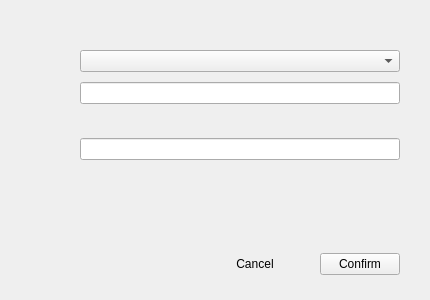
First picture: the form in plugins/account/userinfo/changepwddialog.ui, repository ukui/ukui-control-center, before the edit.
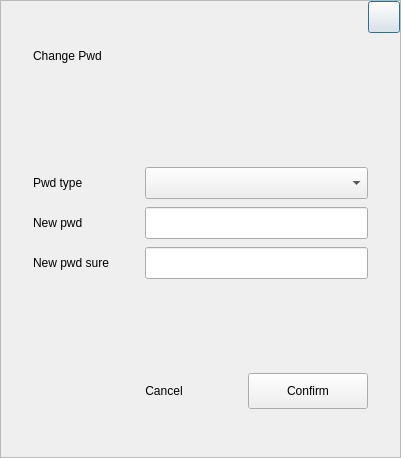
Second picture: the form after the edit.

Diff of the .ui file:
```diff
--- a/plugins/account/userinfo/changepwddialog.ui
+++ b/plugins/account/userinfo/changepwddialog.ui
@@ -6,20 +6,20 @@
    <rect>
     <x>0</x>
     <y>0</y>
-    <width>430</width>
-    <height>300</height>
+    <width>401</width>
+    <height>458</height>
    </rect>
   </property>
   <property name="minimumSize">
    <size>
-    <width>430</width>
-    <height>300</height>
+    <width>401</width>
+    <height>458</height>
    </size>
   </property>
   <property name="maximumSize">
    <size>
-    <width>430</width>
-    <height>300</height>
+    <width>401</width>
+    <height>458</height>
    </size>
   </property>
   <property name="windowTitle">
@@ -42,72 +42,150 @@
     <number>0</number>
    </property>
    <item>
-    <layout class="QVBoxLayout" name="verticalLayout">
-     <property name="spacing">
-      <number>0</number>
-     </property>
-     <item>
-      <spacer name="verticalSpacer">
-       <property name="orientation">
-        <enum>Qt::Vertical</enum>
-       </property>
-       <property name="sizeType">
-        <enum>QSizePolicy::Fixed</enum>
-       </property>
-       <property name="sizeHint" stdset="0">
+    <widget class="QFrame" name="frame">
+     <property name="minimumSize">
         <size>
-         <width>20</width>
-         <height>50</height>
-        </size>
-       </property>
-      </spacer>
-     </item>
-     <item>
-      <layout class="QHBoxLayout" name="horizontalLayout">
+       <width>0</width>
+       <height>80</height>
+      </size>
+     </property>
+     <property name="frameShape">
+      <enum>QFrame::StyledPanel</enum>
+     </property>
+     <property name="frameShadow">
+      <enum>QFrame::Raised</enum>
+     </property>
+     <layout class="QVBoxLayout" name="verticalLayout_6">
        <property name="spacing">
         <number>0</number>
        </property>
+      <property name="leftMargin">
+       <number>0</number>
+      </property>
+      <property name="topMargin">
+       <number>0</number>
+      </property>
+      <property name="rightMargin">
+       <number>0</number>
+      </property>
+      <property name="bottomMargin">
+       <number>0</number>
+      </property>
        <item>
-        <spacer name="horizontalSpacer">
+       <layout class="QHBoxLayout" name="horizontalLayout_2">
+        <item>
+         <spacer name="horizontalSpacer_4">
          <property name="orientation">
           <enum>Qt::Horizontal</enum>
          </property>
-         <property name="sizeType">
-          <enum>QSizePolicy::Fixed</enum>
-         </property>
          <property name="sizeHint" stdset="0">
           <size>
-           <width>30</width>
+            <width>40</width>
            <height>20</height>
           </size>
          </property>
         </spacer>
        </item>
        <item>
-        <layout class="QVBoxLayout" name="verticalLayout_3">
+         <widget class="QPushButton" name="closeBtn">
+          <property name="minimumSize">
+           <size>
+            <width>32</width>
+            <height>32</height>
+           </size>
+          </property>
+          <property name="maximumSize">
+           <size>
+            <width>32</width>
+            <height>32</height>
+           </size>
+          </property>
+          <property name="text">
+           <string/>
+          </property>
+         </widget>
+        </item>
+       </layout>
+      </item>
+      <item>
+       <layout class="QVBoxLayout" name="verticalLayout_4">
          <property name="spacing">
-          <number>20</number>
+         <number>24</number>
+        </property>
+        <property name="leftMargin">
+         <number>32</number>
+        </property>
+        <property name="topMargin">
+         <number>16</number>
+        </property>
+        <property name="rightMargin">
+         <number>32</number>
+        </property>
+        <property name="bottomMargin">
+         <number>48</number>
+        </property>
+        <item>
+         <layout class="QVBoxLayout" name="verticalLayout_7">
+          <property name="spacing">
+           <number>0</number>
+          </property>
+          <item>
+           <widget class="QLabel" name="titleLabel">
+            <property name="sizePolicy">
+             <sizepolicy hsizetype="Fixed" vsizetype="Fixed">
+              <horstretch>0</horstretch>
+              <verstretch>0</verstretch>
+             </sizepolicy>
+            </property>
+            <property name="text">
+             <string>Change Pwd</string>
+            </property>
+           </widget>
+          </item>
+         </layout>
+        </item>
+        <item>
+         <layout class="QHBoxLayout" name="horizontalLayout_4">
+          <property name="spacing">
+           <number>16</number>
+          </property>
+          <property name="rightMargin">
+           <number>0</number>
          </property>
          <item>
           <widget class="QLabel" name="faceLabel">
+            <property name="sizePolicy">
+             <sizepolicy hsizetype="Fixed" vsizetype="Fixed">
+              <horstretch>0</horstretch>
+              <verstretch>0</verstretch>
+             </sizepolicy>
+            </property>
            <property name="minimumSize">
             <size>
-             <width>0</width>
-             <height>0</height>
+              <width>48</width>
+              <height>48</height>
             </size>
            </property>
            <property name="maximumSize">
             <size>
-             <width>16777215</width>
-             <height>16777215</height>
+              <width>48</width>
+              <height>48</height>
             </size>
            </property>
            <property name="text">
             <string/>
            </property>
-          </widget>
-         </item>
-         <item alignment="Qt::AlignHCenter">
+            <property name="scaledContents">
+             <bool>true</bool>
+            </property>
+           </widget>
+          </item>
+          <item>
+           <layout class="QVBoxLayout" name="verticalLayout_8">
+            <property name="spacing">
+             <number>8</number>
+            </property>
+            <item>
           <widget class="QLabel" name="usernameLabel">
            <property name="sizePolicy">
             <sizepolicy hsizetype="Fixed" vsizetype="Fixed">
@@ -115,18 +193,6 @@
              <verstretch>0</verstretch>
             </sizepolicy>
            </property>
-           <property name="minimumSize">
-            <size>
-             <width>0</width>
-             <height>0</height>
-            </size>
-           </property>
-           <property name="maximumSize">
-            <size>
-             <width>16777215</width>
-             <height>16777215</height>
-            </size>
-           </property>
            <property name="text">
             <string/>
            </property>
@@ -136,50 +202,117 @@
           </widget>
          </item>
          <item>
-          <spacer name="verticalSpacer_2">
-           <property name="orientation">
-            <enum>Qt::Vertical</enum>
-           </property>
-           <property name="sizeType">
-            <enum>QSizePolicy::Expanding</enum>
-           </property>
-           <property name="sizeHint" stdset="0">
-            <size>
-             <width>20</width>
-             <height>40</height>
-            </size>
-           </property>
-          </spacer>
+             <widget class="QLabel" name="aTypeLabel">
+              <property name="sizePolicy">
+               <sizepolicy hsizetype="Fixed" vsizetype="Fixed">
+                <horstretch>0</horstretch>
+                <verstretch>0</verstretch>
+               </sizepolicy>
+              </property>
+              <property name="text">
+               <string/>
+              </property>
+             </widget>
          </item>
         </layout>
        </item>
        <item>
-        <spacer name="horizontalSpacer_5">
+           <spacer name="horizontalSpacer_6">
          <property name="orientation">
           <enum>Qt::Horizontal</enum>
          </property>
-         <property name="sizeType">
-          <enum>QSizePolicy::Fixed</enum>
-         </property>
          <property name="sizeHint" stdset="0">
           <size>
-           <width>30</width>
+              <width>40</width>
            <height>20</height>
           </size>
          </property>
         </spacer>
        </item>
+         </layout>
+        </item>
        <item>
-        <layout class="QVBoxLayout" name="verticalLayout_5">
+         <widget class="QWidget" name="widget" native="true">
+          <layout class="QVBoxLayout" name="verticalLayout_11">
          <property name="spacing">
+            <number>0</number>
+           </property>
+           <property name="leftMargin">
+            <number>0</number>
+           </property>
+           <property name="topMargin">
+            <number>0</number>
+           </property>
+           <property name="rightMargin">
+            <number>0</number>
+           </property>
+           <property name="bottomMargin">
+            <number>0</number>
+           </property>
+           <item>
+            <layout class="QVBoxLayout" name="verticalLayout_10">
+             <property name="spacing">
+              <number>8</number>
+             </property>
+             <property name="leftMargin">
+              <number>0</number>
+             </property>
+             <property name="topMargin">
+              <number>0</number>
+             </property>
+             <property name="rightMargin">
+              <number>0</number>
+             </property>
+             <property name="bottomMargin">
           <number>10</number>
          </property>
          <item>
-          <widget class="QComboBox" name="pwdtypeComboBox"/>
+              <layout class="QHBoxLayout" name="horizontalLayout_5">
+               <item>
+                <widget class="QLabel" name="label_5">
+                 <property name="sizePolicy">
+                  <sizepolicy hsizetype="Fixed" vsizetype="Fixed">
+                   <horstretch>0</horstretch>
+                   <verstretch>0</verstretch>
+                  </sizepolicy>
+                 </property>
+                 <property name="minimumSize">
+                  <size>
+                   <width>104</width>
+                   <height>0</height>
+                  </size>
+                 </property>
+                 <property name="maximumSize">
+                  <size>
+                   <width>104</width>
+                   <height>16777215</height>
+                  </size>
+                 </property>
+                 <property name="text">
+                  <string>Pwd type</string>
+                 </property>
+                </widget>
          </item>
          <item>
-          <widget class="QLineEdit" name="pwdLineEdit"/>
-         </item>
+                <widget class="QComboBox" name="pwdtypeComboBox">
+                 <property name="minimumSize">
+                  <size>
+                   <width>0</width>
+                   <height>32</height>
+                  </size>
+                 </property>
+                 <property name="maximumSize">
+                  <size>
+                   <width>16777215</width>
+                   <height>32</height>
+                  </size>
+                 </property>
+                </widget>
+               </item>
+              </layout>
+             </item>
+             <item>
+              <layout class="QHBoxLayout" name="horizontalLayout_6">
          <item>
           <widget class="QLabel" name="pwdLabel">
            <property name="sizePolicy">
@@ -188,17 +321,43 @@
              <verstretch>0</verstretch>
             </sizepolicy>
            </property>
+                 <property name="minimumSize">
+                  <size>
+                   <width>104</width>
+                   <height>0</height>
+                  </size>
+                 </property>
+                 <property name="maximumSize">
+                  <size>
+                   <width>104</width>
+                   <height>16777215</height>
+                  </size>
+                 </property>
            <property name="text">
-            <string/>
-           </property>
-           <property name="scaledContents">
-            <bool>true</bool>
-           </property>
+                  <string>New pwd</string>
+                 </property>
           </widget>
          </item>
          <item>
-          <widget class="QLineEdit" name="pwdsureLineEdit"/>
-         </item>
+                <widget class="QLineEdit" name="pwdLineEdit">
+                 <property name="minimumSize">
+                  <size>
+                   <width>0</width>
+                   <height>32</height>
+                  </size>
+                 </property>
+                 <property name="maximumSize">
+                  <size>
+                   <width>16777215</width>
+                   <height>32</height>
+                  </size>
+                 </property>
+                </widget>
+               </item>
+              </layout>
+             </item>
+             <item>
+              <layout class="QHBoxLayout" name="horizontalLayout_7">
          <item>
           <widget class="QLabel" name="pwdsureLabel">
            <property name="sizePolicy">
@@ -207,29 +366,43 @@
              <verstretch>0</verstretch>
             </sizepolicy>
            </property>
+                 <property name="minimumSize">
+                  <size>
+                   <width>104</width>
+                   <height>0</height>
+                  </size>
+                 </property>
+                 <property name="maximumSize">
+                  <size>
+                   <width>104</width>
+                   <height>16777215</height>
+                  </size>
+                 </property>
            <property name="text">
-            <string/>
-           </property>
-           <property name="scaledContents">
-            <bool>true</bool>
+                  <string>New pwd sure</string>
            </property>
           </widget>
          </item>
          <item>
-          <spacer name="verticalSpacer_4">
-           <property name="orientation">
-            <enum>Qt::Vertical</enum>
-           </property>
-           <property name="sizeHint" stdset="0">
+                <widget class="QLineEdit" name="pwdsureLineEdit">
+                 <property name="minimumSize">
+                  <size>
+                   <width>0</width>
+                   <height>32</height>
+                  </size>
+                 </property>
+                 <property name="maximumSize">
             <size>
-             <width>20</width>
-             <height>40</height>
-            </size>
-           </property>
-          </spacer>
+                   <width>16777215</width>
+                   <height>32</height>
+                  </size>
+                 </property>
+                </widget>
          </item>
         </layout>
        </item>
+             <item>
+              <layout class="QHBoxLayout" name="horizontalLayout_3">
        <item>
         <spacer name="horizontalSpacer_2">
          <property name="orientation">
@@ -240,45 +413,67 @@
          </property>
          <property name="sizeHint" stdset="0">
           <size>
-           <width>30</width>
+                   <width>104</width>
            <height>20</height>
           </size>
          </property>
         </spacer>
        </item>
-      </layout>
-     </item>
      <item>
-      <spacer name="verticalSpacer_3">
-       <property name="orientation">
-        <enum>Qt::Vertical</enum>
-       </property>
-       <property name="sizeType">
-        <enum>QSizePolicy::Expanding</enum>
-       </property>
-       <property name="sizeHint" stdset="0">
-        <size>
-         <width>20</width>
-         <height>40</height>
-        </size>
-       </property>
-      </spacer>
-     </item>
-     <item>
-      <layout class="QHBoxLayout" name="horizontalLayout_2">
-       <property name="spacing">
-        <number>25</number>
-       </property>
-       <property name="rightMargin">
-        <number>30</number>
-       </property>
+                <widget class="QLabel" name="tipLabel">
+                 <property name="sizePolicy">
+                  <sizepolicy hsizetype="Fixed" vsizetype="Fixed">
+                   <horstretch>0</horstretch>
+                   <verstretch>0</verstretch>
+                  </sizepolicy>
+                 </property>
+                 <property name="text">
+                  <string/>
+                 </property>
+                </widget>
+               </item>
        <item>
         <spacer name="horizontalSpacer_3">
          <property name="orientation">
           <enum>Qt::Horizontal</enum>
          </property>
+                 <property name="sizeHint" stdset="0">
+                  <size>
+                   <width>40</width>
+                   <height>20</height>
+                  </size>
+                 </property>
+                </spacer>
+               </item>
+              </layout>
+             </item>
+            </layout>
+           </item>
+          </layout>
+         </widget>
+        </item>
+        <item>
+         <spacer name="verticalSpacer">
+          <property name="orientation">
+           <enum>Qt::Vertical</enum>
+          </property>
          <property name="sizeType">
-          <enum>QSizePolicy::Expanding</enum>
+           <enum>QSizePolicy::Fixed</enum>
+          </property>
+          <property name="sizeHint" stdset="0">
+           <size>
+            <width>20</width>
+            <height>24</height>
+           </size>
+          </property>
+         </spacer>
+        </item>
+        <item>
+         <layout class="QHBoxLayout" name="horizontalLayout">
+          <item>
+           <spacer name="horizontalSpacer">
+            <property name="orientation">
+             <enum>Qt::Horizontal</enum>
          </property>
          <property name="sizeHint" stdset="0">
           <size>
@@ -290,6 +485,18 @@
        </item>
        <item>
         <widget class="QPushButton" name="cancelPushBtn">
+            <property name="minimumSize">
+             <size>
+              <width>120</width>
+              <height>36</height>
+             </size>
+            </property>
+            <property name="maximumSize">
+             <size>
+              <width>120</width>
+              <height>36</height>
+             </size>
+            </property>
          <property name="text">
           <string>Cancel</string>
          </property>
@@ -299,7 +506,19 @@
         </widget>
        </item>
        <item>
-        <widget class="QPushButton" name="canfirmPushBtn">
+           <widget class="QPushButton" name="confirmPushBtn">
+            <property name="minimumSize">
+             <size>
+              <width>120</width>
+              <height>36</height>
+             </size>
+            </property>
+            <property name="maximumSize">
+             <size>
+              <width>120</width>
+              <height>36</height>
+             </size>
+            </property>
          <property name="text">
           <string>Confirm</string>
          </property>
@@ -307,23 +526,10 @@
        </item>
       </layout>
      </item>
-     <item>
-      <spacer name="verticalSpacer_5">
-       <property name="orientation">
-        <enum>Qt::Vertical</enum>
-       </property>
-       <property name="sizeType">
-        <enum>QSizePolicy::Fixed</enum>
-       </property>
-       <property name="sizeHint" stdset="0">
-        <size>
-         <width>20</width>
-         <height>25</height>
-        </size>
-       </property>
-      </spacer>
-     </item>
-    </layout>
+       </layout>
+      </item>
+     </layout>
+    </widget>
    </item>
   </layout>
  </widget>
```
Left out of the diff: 3 changed lines with no effect on the pictures. Lines whose indentation alone changed are shown as unchanged.
